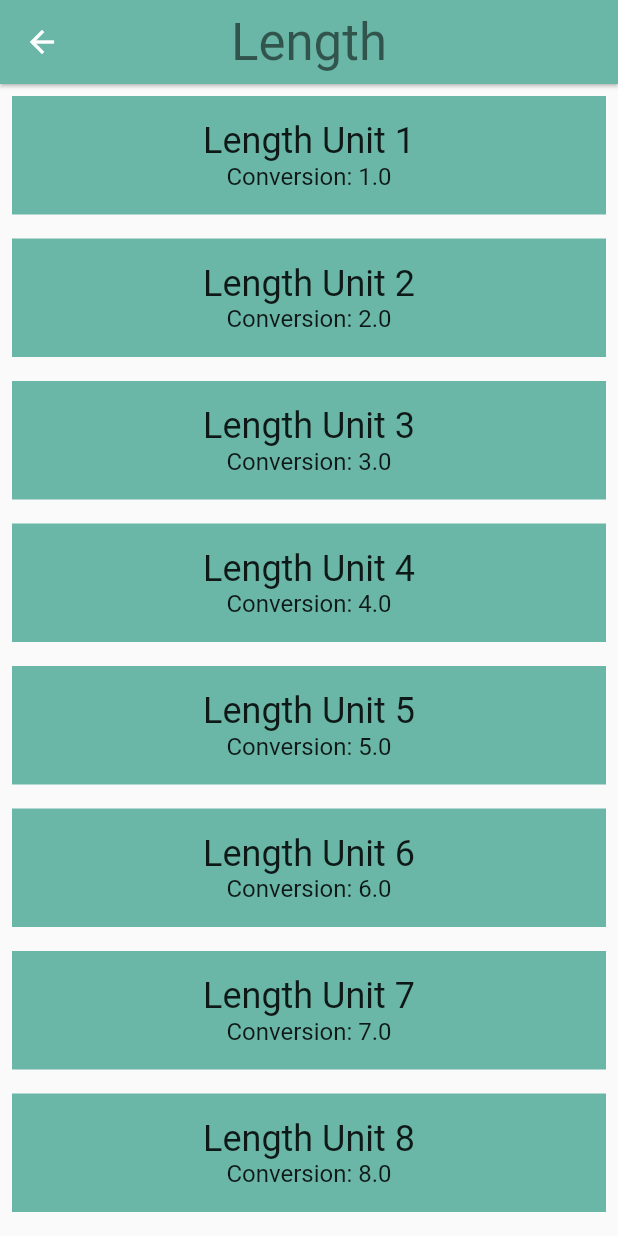
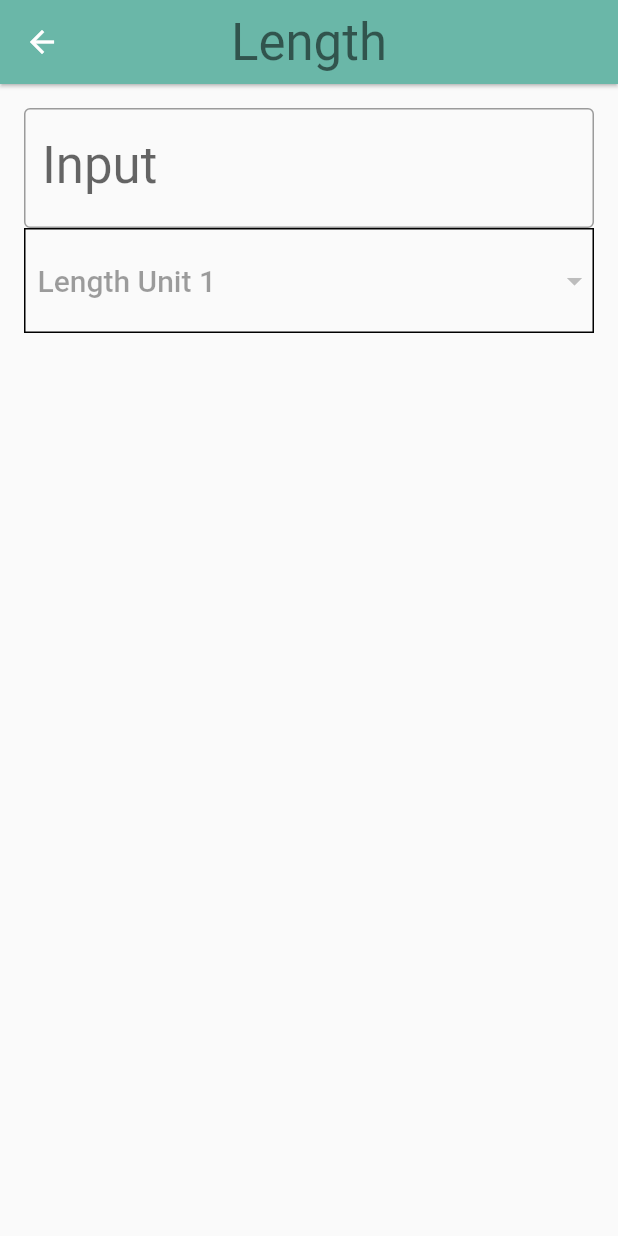
Before and after one commit to DariusDumel/Udacity-Flutter-App, a Flutter app: the screen it shows after launch, after a tap on "Length", on a phone screen of 412 x 824 dp. Run offline on Flutter 3.47's test engine with Material 2 defaults, Android fonts, the phone set to English and light mode, and no system bars.

Commit message:
worked more on task 6

```diff
--- a/udacity_app/lib/converter_route.dart
+++ b/udacity_app/lib/converter_route.dart
@@ -28,7 +28,11 @@ class _ConverterRoute extends State<ConverterScreen>
   // value and units
 
   // TODO: Determine weather you need to overide anything, such as initState()
+  @override
+  void initState() {
 
+    super.initState();
+  }
   // TODO: Add other helper functions. We've given you one, _format()
 
   // Clean up conversionl trim trailing zeros, e.g. 5.500 -> 5.5, 10.0 -> 10
@@ -52,12 +56,62 @@ class _ConverterRoute extends State<ConverterScreen>
     return outputNum;
   }
 
+  //? creating items to go into the drop down
+  static var _items = <DropdownMenuItem>[];
+  void _createDropdownItems() {
+    for(int i = 0; i < widget.units.length; i++)
+    {
+      var item = DropdownMenuItem(
+        child: Padding(
+          padding: EdgeInsets.all(8.0),
+          child:Text(widget.units[i].name)
+        )
+      );
+      _items.add(item);
+    }
+  }
+
+
 
   @override
-    Widget build(BuildContext context) {
+    Widget build(BuildContext context)
+    {
       // TODO: Create the 'input' group of widgets. This is a Column that
       // includes the output value, and 'from' unit [Dropdown].
+    var _inputGroup = Padding(
+      padding: EdgeInsets.all(16.0),
+      child: Column(
+        crossAxisAlignment: CrossAxisAlignment.stretch,
+        children: <Widget>[
+          TextField(
+            keyboardType: TextInputType.number,
+            style: Theme.of(context).textTheme.display1,
+            decoration: InputDecoration(
+            labelText: "Input",
+            border: OutlineInputBorder()
 
+            ),
+          ),
+          Container(
+            height: 70.0,
+            decoration: BoxDecoration(
+              border: Border.all()
+            ),
+            child: DropdownButtonHideUnderline(
+              child: Directionality(
+                textDirection: TextDirection.ltr,
+                child: DropdownButton(
+                  style: Theme.of(context).textTheme.title,
+                  items: _items,
+                  onChanged: null,
+              )
+              )
+            )
+          )
+
+        ]
+      )
+    );
       // TODO: Create a compare arrows icon.
 
       // TODO: Create the 'output' group of widgets. This is a Column that
@@ -65,28 +119,31 @@ class _ConverterRoute extends State<ConverterScreen>
       // TODO: Return the input, arrows, and output widgets, wrapped in
 
       // TODO: Delete the below placeholder code
-      final unitWidgets = widget.units.map((Unit unit) {
-        return Container(
-          color: widget.color,
-          margin: EdgeInsets.all(8.0),
-          padding: EdgeInsets.all(16.0),
-          child: Column(
-            children: <Widget>[
-              Text(
-                unit.name,
-                style: Theme.of(context).textTheme.headline,
-              ),
-              Text(
-                'Conversion: ${unit.conversion}',
-                style: Theme.of(context).textTheme.subhead,
-              ),
-            ],
-          ),
-        );
-      }).toList();
+      // final unitWidgets = widget.units.map((Unit unit) {
+      //   return Container(
+      //     color: widget.color,
+      //     margin: EdgeInsets.all(8.0),
+      //     padding: EdgeInsets.all(16.0),
+      //     child: Column(
+      //       children: <Widget>[
+      //         Text(
+      //           unit.name,
+      //           style: Theme.of(context).textTheme.headline,
+      //         ),
+      //         Text(
+      //           'Conversion: ${unit.conversion}',
+      //           style: Theme.of(context).textTheme.subhead,
+      //         ),
+      //       ],
+      //     ),
+      //   );
+      // }).toList();
 
-      return ListView(
-        children: unitWidgets,
-      );
+      // return ListView(
+      //   children: unitWidgets,
+      // );
+      _items.clear();
+      _createDropdownItems();
+      return _inputGroup;
   }
 }
```
